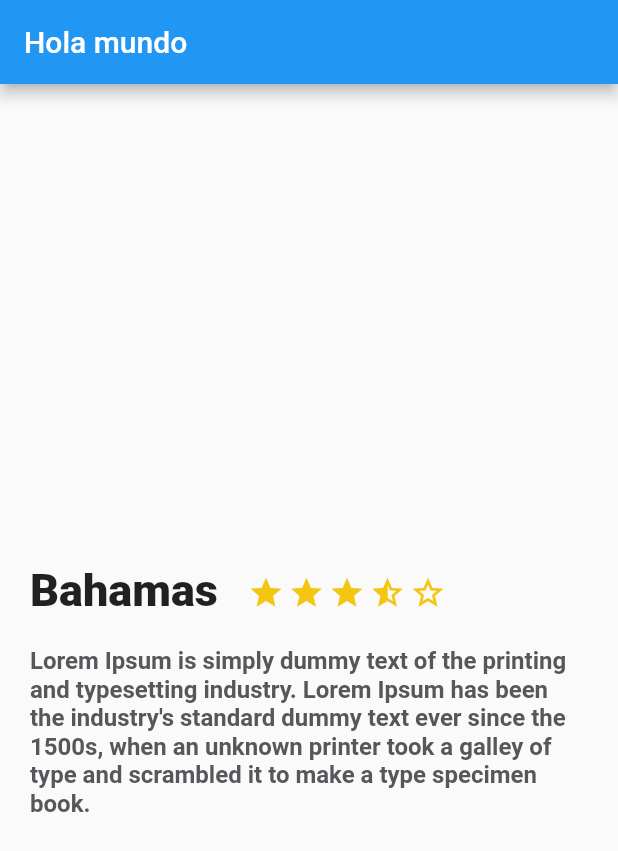
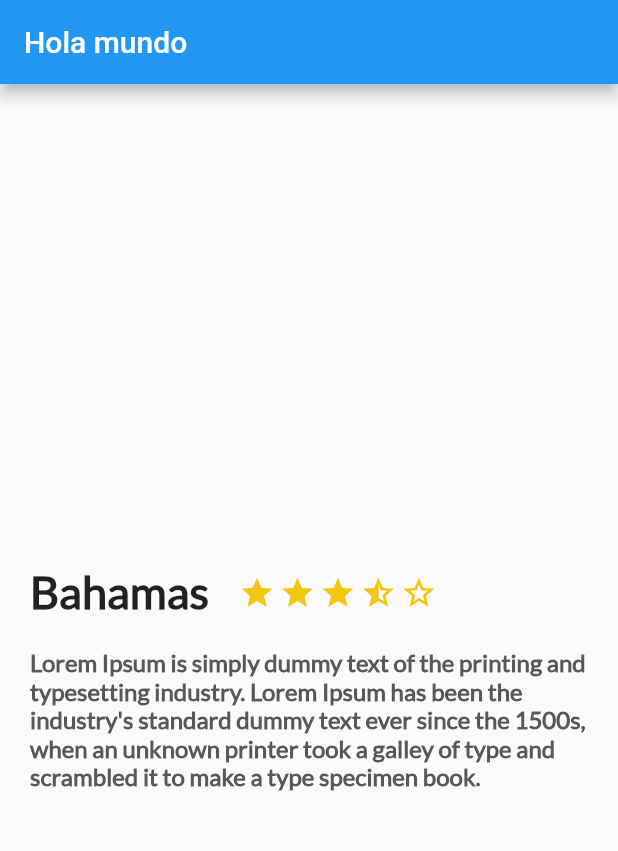
Before and after one commit to CriGacituaFlores/FlutterUIDesign, a Flutter app: the screen it shows after launch, on a phone screen of 412 x 824 dp. Shown: the top 851 px of the screen. Run offline on Flutter 3.47's test engine with Material 2 defaults, Android fonts, the phone set to English and light mode, and no system bars.

Commit message:
Google Fonts

```diff
--- a/lib/description_place.dart
+++ b/lib/description_place.dart
@@ -59,6 +59,7 @@ class DescriptionPlace extends StatelessWidget {
             style: TextStyle(
               fontSize: 30.0,
               fontWeight: FontWeight.w900,
+              fontFamily: "Lato",
             ),
             textAlign: TextAlign.center,
           )
@@ -86,7 +87,8 @@ class DescriptionPlace extends StatelessWidget {
         style: const TextStyle(
           fontSize: 16.0,
           fontWeight: FontWeight.bold,
-          color: Color(0xFF56575a)
+          color: Color(0xFF56575a),
+          fontFamily: "Lato"
         )
       )
     );
--- a/pubspec.yaml
+++ b/pubspec.yaml
@@ -66,3 +66,8 @@ flutter:
   #
   # For details regarding fonts from package dependencies,
   # see https://flutter.io/custom-fonts/#from-packages
+
+  fonts:
+    - family: Lato
+      fonts:
+        - asset: fonts/Lato-Regular.ttf
```
Also changed, not shown: fonts/Lato-Black.ttf (added), fonts/Lato-BlackItalic.ttf (added), fonts/Lato-Bold.ttf (added), fonts/Lato-BoldItalic.ttf (added), fonts/Lato-Hairline.ttf (added), fonts/Lato-HairlineItalic.ttf (added), fonts/Lato-Italic.ttf (added), fonts/Lato-Light.ttf (added), fonts/Lato-LightItalic.ttf (added), fonts/Lato-Regular.ttf (added).
